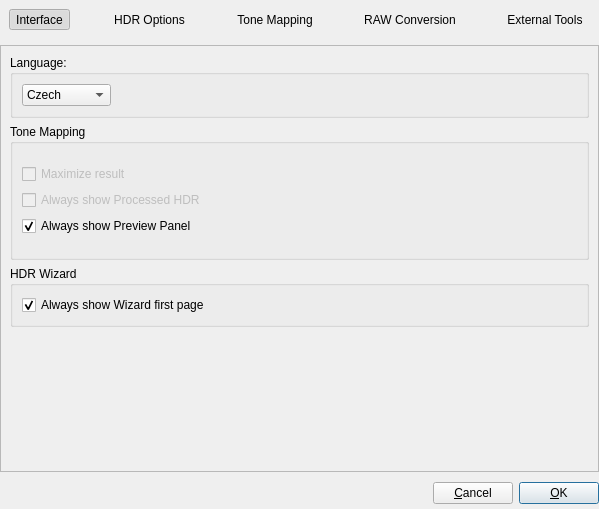
First picture: the form in forms/PreferencesDialog.ui, repository LuminanceHDR/LuminanceHDR, before the edit.
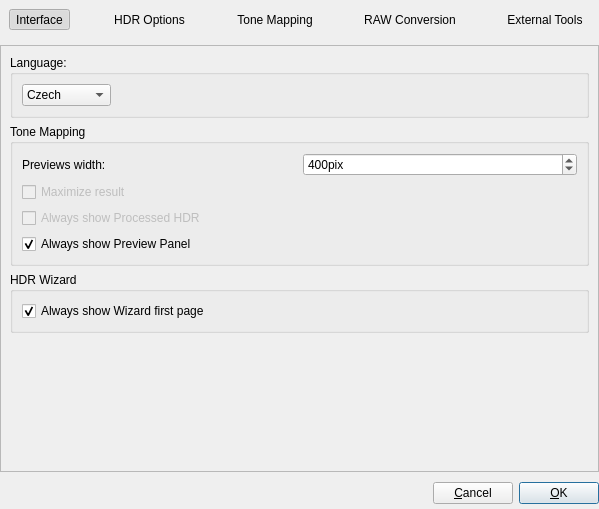
Second picture: the form after the edit. Icons and pictures are not drawn.

Commit message: [PreviewPanel]: User can choose width of previews (in PreferencesDialog)

```diff
--- a/forms/PreferencesDialog.ui
+++ b/forms/PreferencesDialog.ui
@@ -416,8 +416,33 @@
              </property>
              <layout class="QGridLayout" name="gridLayout">
               <item row="0" column="0">
-               <layout class="QVBoxLayout" name="verticalLayout_22">
+               <layout class="QHBoxLayout" name="horizontalLayout_27">
                 <item>
+                 <widget class="QLabel" name="label_4">
+                  <property name="text">
+                   <string>Previews width:</string>
+                  </property>
+                 </widget>
+                </item>
+                <item>
+                 <widget class="QSpinBox" name="previewsWidthSpinBox">
+                  <property name="suffix">
+                   <string>pix</string>
+                  </property>
+                  <property name="minimum">
+                   <number>128</number>
+                  </property>
+                  <property name="maximum">
+                   <number>2048</number>
+                  </property>
+                  <property name="value">
+                   <number>400</number>
+                  </property>
+                 </widget>
+                </item>
+               </layout>
+              </item>
+              <item row="1" column="0">
                  <widget class="QCheckBox" name="checkBoxTMOWindowsMax">
                   <property name="enabled">
                    <bool>false</bool>
@@ -427,7 +452,7 @@
                   </property>
                  </widget>
                 </item>
-                <item>
+              <item row="2" column="0">
                  <widget class="QCheckBox" name="checkBoxTMOWindowsHDR">
                   <property name="enabled">
                    <bool>false</bool>
@@ -437,7 +462,7 @@
                   </property>
                  </widget>
                 </item>
-                <item>
+              <item row="3" column="0">
                  <widget class="QCheckBox" name="checkBoxTMOWindowsPreviewPanel">
                   <property name="text">
                    <string>Always show Preview Panel</string>
@@ -446,8 +471,6 @@
                    <bool>true</bool>
                   </property>
                  </widget>
-                </item>
-               </layout>
               </item>
              </layout>
             </widget>
```
Lines whose indentation alone changed are shown as unchanged. The commit also changes 6 other files.
